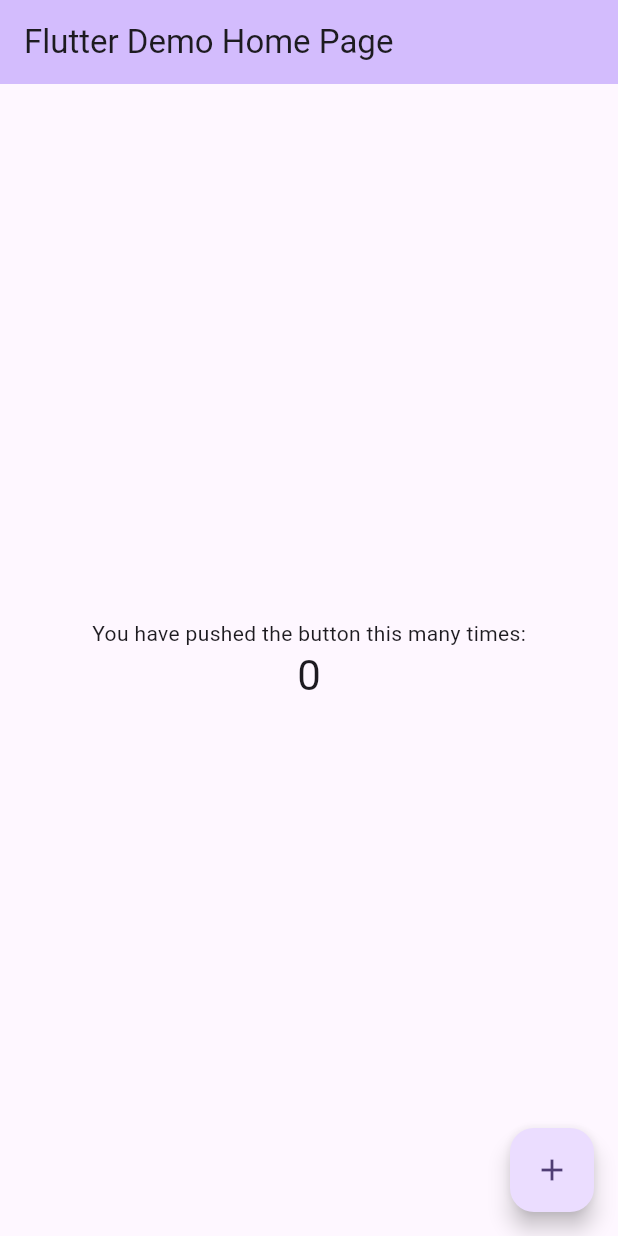
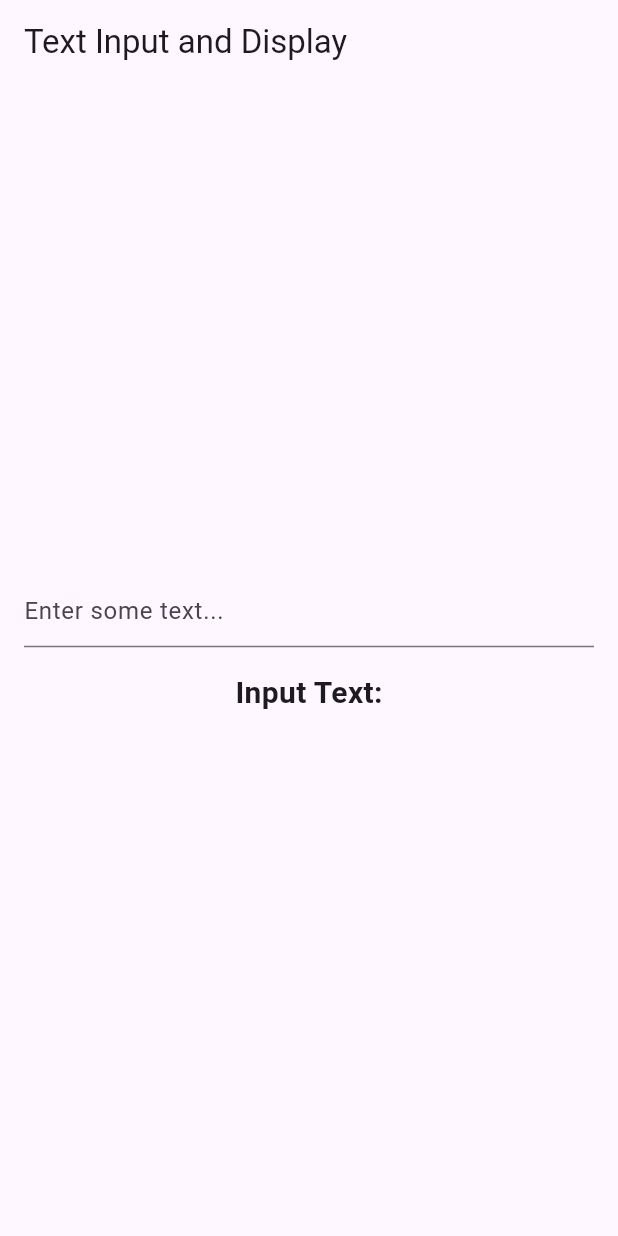
Before and after one commit to bodrulamin/banglish_notify, a Flutter app: the screen it shows after launch, on a phone screen of 412 x 824 dp. Run offline on Flutter 3.47's test engine with Material 3 defaults, Android fonts, the phone set to English and light mode, and no system bars.

Commit message:
init transliterate

```diff
--- a/lib/main.dart
+++ b/lib/main.dart
@@ -1,125 +1,79 @@
+import 'package:banglish_notify/util/bengali_transliteration.dart';
 import 'package:flutter/material.dart';
 
 void main() {
-  runApp(const MyApp());
+  runApp(MyApp());
 }
 
 class MyApp extends StatelessWidget {
-  const MyApp({super.key});
-
-  // This widget is the root of your application.
   @override
   Widget build(BuildContext context) {
     return MaterialApp(
       title: 'Flutter Demo',
       theme: ThemeData(
-        // This is the theme of your application.
-        //
-        // TRY THIS: Try running your application with "flutter run". You'll see
-        // the application has a purple toolbar. Then, without quitting the app,
-        // try changing the seedColor in the colorScheme below to Colors.green
-        // and then invoke "hot reload" (save your changes or press the "hot
-        // reload" button in a Flutter-supported IDE, or press "r" if you used
-        // the command line to start the app).
-        //
-        // Notice that the counter didn't reset back to zero; the application
-        // state is not lost during the reload. To reset the state, use hot
-        // restart instead.
-        //
-        // This works for code too, not just values: Most code changes can be
-        // tested with just a hot reload.
-        colorScheme: ColorScheme.fromSeed(seedColor: Colors.deepPurple),
-        useMaterial3: true,
+        primarySwatch: Colors.blue,
       ),
-      home: const MyHomePage(title: 'Flutter Demo Home Page'),
+      home: MyHomePage(),
     );
   }
 }
 
 class MyHomePage extends StatefulWidget {
-  const MyHomePage({super.key, required this.title});
-
-  // This widget is the home page of your application. It is stateful, meaning
-  // that it has a State object (defined below) that contains fields that affect
-  // how it looks.
-
-  // This class is the configuration for the state. It holds the values (in this
-  // case the title) provided by the parent (in this case the App widget) and
-  // used by the build method of the State. Fields in a Widget subclass are
-  // always marked "final".
-
-  final String title;
-
   @override
-  State<MyHomePage> createState() => _MyHomePageState();
+  _MyHomePageState createState() => _MyHomePageState();
 }
 
 class _MyHomePageState extends State<MyHomePage> {
-  int _counter = 0;
-
-  void _incrementCounter() {
-    setState(() {
-      // This call to setState tells the Flutter framework that something has
-      // changed in this State, which causes it to rerun the build method below
-      // so that the display can reflect the updated values. If we changed
-      // _counter without calling setState(), then the build method would not be
-      // called again, and so nothing would appear to happen.
-      _counter++;
-    });
-  }
+  TextEditingController _textEditingController = TextEditingController();
+  String _displayText = '';
 
   @override
   Widget build(BuildContext context) {
-    // This method is rerun every time setState is called, for instance as done
-    // by the _incrementCounter method above.
-    //
-    // The Flutter framework has been optimized to make rerunning build methods
-    // fast, so that you can just rebuild anything that needs updating rather
-    // than having to individually change instances of widgets.
     return Scaffold(
       appBar: AppBar(
-        // TRY THIS: Try changing the color here to a specific color (to
-        // Colors.amber, perhaps?) and trigger a hot reload to see the AppBar
-        // change color while the other colors stay the same.
-        backgroundColor: Theme.of(context).colorScheme.inversePrimary,
-        // Here we take the value from the MyHomePage object that was created by
-        // the App.build method, and use it to set our appbar title.
-        title: Text(widget.title),
+        title: Text('Text Input and Display'),
       ),
       body: Center(
-        // Center is a layout widget. It takes a single child and positions it
-        // in the middle of the parent.
         child: Column(
-          // Column is also a layout widget. It takes a list of children and
-          // arranges them vertically. By default, it sizes itself to fit its
-          // children horizontally, and tries to be as tall as its parent.
-          //
-          // Column has various properties to control how it sizes itself and
-          // how it positions its children. Here we use mainAxisAlignment to
-          // center the children vertically; the main axis here is the vertical
-          // axis because Columns are vertical (the cross axis would be
-          // horizontal).
-          //
-          // TRY THIS: Invoke "debug painting" (choose the "Toggle Debug Paint"
-          // action in the IDE, or press "p" in the console), to see the
-          // wireframe for each widget.
           mainAxisAlignment: MainAxisAlignment.center,
           children: <Widget>[
-            const Text(
-              'You have pushed the button this many times:',
+            Padding(
+              padding: const EdgeInsets.all(16.0),
+              child: TextField(
+                controller: _textEditingController,
+                decoration: InputDecoration(
+                  hintText: 'Enter some text...',
+                ),
+                onChanged: (text) {
+                  setState(() {
+                    _displayText =BengaliLanguageUtils.transliterate(text);
+                  });
+                },
+              ),
             ),
             Text(
-              '$_counter',
-              style: Theme.of(context).textTheme.headlineMedium,
+              'Input Text:',
+              style: TextStyle(
+                fontSize: 20,
+                fontWeight: FontWeight.bold,
+              ),
+            ),
+            SizedBox(height: 10),
+            Text(
+              _displayText,
+              style: TextStyle(
+                fontSize: 18,
+              ),
             ),
           ],
         ),
       ),
-      floatingActionButton: FloatingActionButton(
-        onPressed: _incrementCounter,
-        tooltip: 'Increment',
-        child: const Icon(Icons.add),
-      ), // This trailing comma makes auto-formatting nicer for build methods.
     );
   }
+
+  @override
+  void dispose() {
+    _textEditingController.dispose();
+    super.dispose();
+  }
 }
```
